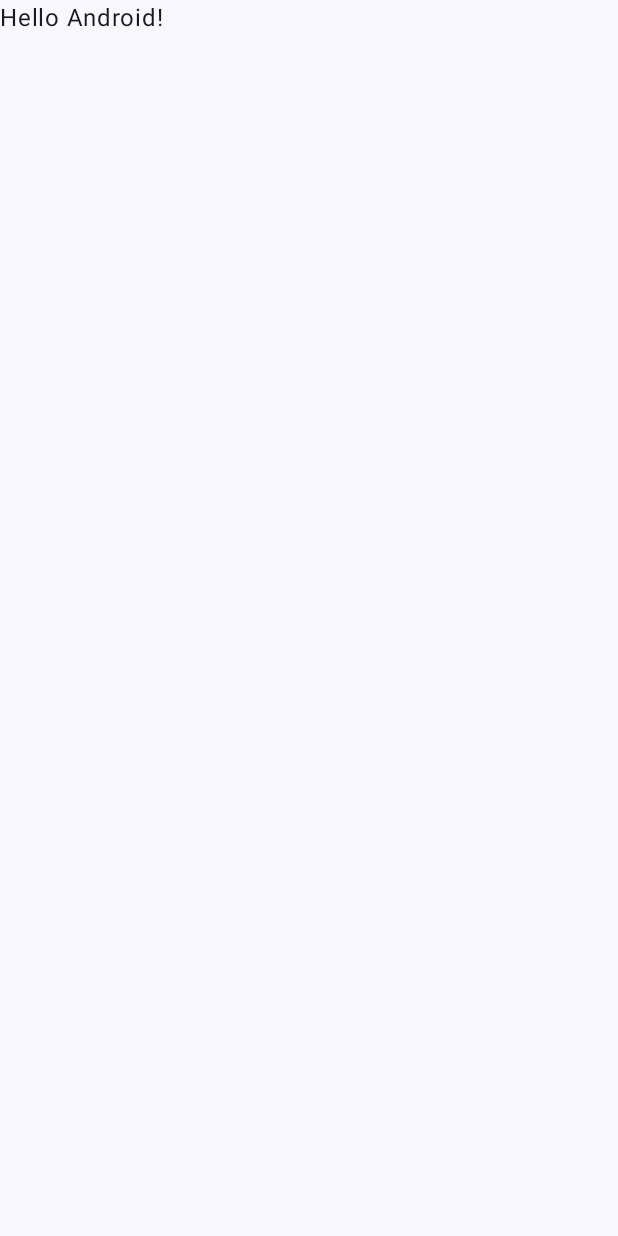
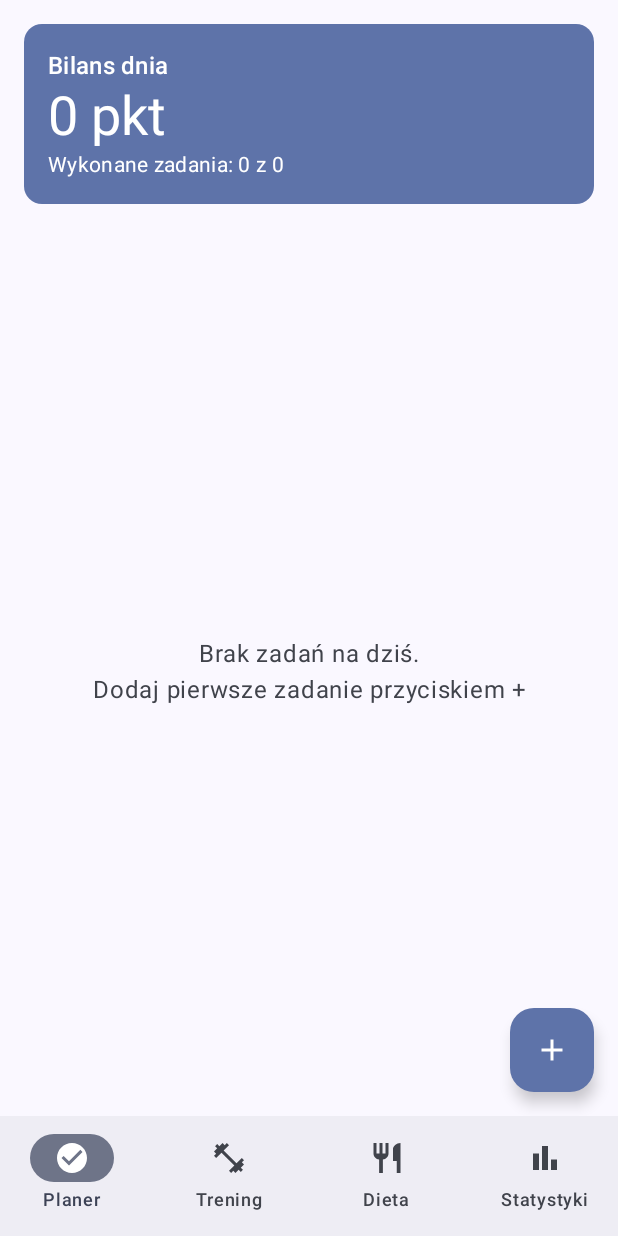
Before and after one commit to Dawiddek777/lifetracker, an Android app built with Jetpack Compose: the screen it shows after launch (MainActivity), on a phone screen of 412 x 824 dp. Before the commit the screen is almost empty. Run offline under Robolectric (Android 15) with nearby library versions, the phone set to English and light mode, and no system bars; our stand-ins replace Room's generated code.

Commit message:
Podstawy aplikacji

```diff
--- /dev/null
+++ b/app/src/main/java/com/example/lifetracker/AppDatabase.kt
@@ -0,0 +1,32 @@
+package com.example.lifetracker
+
+import android.content.Context
+import androidx.room.Database
+import androidx.room.Room
+import androidx.room.RoomDatabase
+
+// Główna klasa bazy. version = 1 (przy zmianie struktury tabel trzeba ją zwiększyć).
+@Database(entities = [TaskEntity::class], version = 1, exportSchema = false)
+abstract class AppDatabase : RoomDatabase() {
+
+    abstract fun taskDao(): TaskDao
+
+    // Singleton: w całej aplikacji istnieje tylko jedna instancja bazy
+    companion object {
+        @Volatile // zmiana widoczna od razu we wszystkich wątkach
+        private var INSTANCE: AppDatabase? = null
+
+        fun getDatabase(context: Context): AppDatabase {
+            // Jeśli baza już istnieje, zwracamy ją; jeśli nie, tworzymy (synchronized = bezpiecznie)
+            return INSTANCE ?: synchronized(this) {
+                val instance = Room.databaseBuilder(
+                    context.applicationContext,
+                    AppDatabase::class.java,
+                    "lifetracker_database" // nazwa pliku bazy w telefonie
+                ).build()
+                INSTANCE = instance
+                instance
+            }
+        }
+    }
+}
--- a/app/src/main/java/com/example/lifetracker/MainActivity.kt
+++ b/app/src/main/java/com/example/lifetracker/MainActivity.kt
@@ -4,14 +4,37 @@ import android.os.Bundle
 import androidx.activity.ComponentActivity
 import androidx.activity.compose.setContent
 import androidx.activity.enableEdgeToEdge
-import androidx.compose.foundation.layout.fillMaxSize
 import androidx.compose.foundation.layout.padding
+import androidx.compose.material.icons.Icons
+import androidx.compose.material.icons.filled.BarChart
+import androidx.compose.material.icons.filled.CheckCircle
+import androidx.compose.material.icons.filled.FitnessCenter
+import androidx.compose.material.icons.filled.Restaurant
+import androidx.compose.material3.Icon
+import androidx.compose.material3.NavigationBar
+import androidx.compose.material3.NavigationBarItem
 import androidx.compose.material3.Scaffold
 import androidx.compose.material3.Text
 import androidx.compose.runtime.Composable
+import androidx.compose.runtime.getValue
 import androidx.compose.ui.Modifier
-import androidx.compose.ui.tooling.preview.Preview
+import androidx.compose.ui.graphics.vector.ImageVector
+import androidx.navigation.NavGraph.Companion.findStartDestination
+import androidx.navigation.compose.NavHost
+import androidx.navigation.compose.composable
+import androidx.navigation.compose.currentBackStackEntryAsState
+import androidx.navigation.compose.rememberNavController
 import com.example.lifetracker.ui.theme.LifetrackerTheme
+
+// Opis jednej zakładki: adres (route), podpis i ikona
+data class Tab(val route: String, val label: String, val icon: ImageVector)
+
+val tabs = listOf(
+    Tab("planer", "Planer", Icons.Default.CheckCircle),
+    Tab("trening", "Trening", Icons.Default.FitnessCenter),
+    Tab("dieta", "Dieta", Icons.Default.Restaurant),
+    Tab("statystyki", "Statystyki", Icons.Default.BarChart)
+)
 
 class MainActivity : ComponentActivity() {
     override fun onCreate(savedInstanceState: Bundle?) {
@@ -19,29 +42,67 @@ class MainActivity : ComponentActivity() {
         enableEdgeToEdge()
         setContent {
             LifetrackerTheme {
-                Scaffold(modifier = Modifier.fillMaxSize()) { innerPadding ->
-                    Greeting(
-                        name = "Android",
-                        modifier = Modifier.padding(innerPadding)
-                    )
-                }
+                MainScreen()
             }
         }
     }
 }
 
 @Composable
-fun Greeting(name: String, modifier: Modifier = Modifier) {
-    Text(
-        text = "Hello $name!",
-        modifier = modifier
-    )
-}
+fun MainScreen() {
+    // NavController zarządza przechodzeniem między ekranami
+    val navController = rememberNavController()
+    val backStackEntry by navController.currentBackStackEntryAsState()
+    val currentRoute = backStackEntry?.destination?.route // aktualnie otwarta zakładka
 
-@Preview(showBackground = true)
-@Composable
-fun GreetingPreview() {
-    LifetrackerTheme {
-        Greeting("Android")
+    Scaffold(
+        bottomBar = {
+            NavigationBar {
+                tabs.forEach { tab ->
+                    NavigationBarItem(
+                        selected = currentRoute == tab.route,
+                        onClick = {
+                            navController.navigate(tab.route) {
+                                // wracamy do ekranu startowego, żeby stos nie rósł w nieskończoność
+                                popUpTo(navController.graph.findStartDestination().id) {
+                                    saveState = true
+                                }
+                                launchSingleTop = true // nie otwieraj drugi raz tego samego ekranu
+                                restoreState = true
+                            }
+                        },
+                        icon = { Icon(tab.icon, contentDescription = tab.label) },
+                        label = { Text(tab.label) }
+                    )
+                }
+            }
+        }
+    ) { innerPadding ->
+        // NavHost wyświetla ekran odpowiadający aktualnej trasie
+        NavHost(
+            navController = navController,
+            startDestination = "planer",
+            modifier = Modifier.padding(innerPadding)
+        ) {
+            composable("planer") { PlannerScreen() }
+            composable("trening") {
+                PlaceholderScreen(
+                    Icons.Default.FitnessCenter, "Trening",
+                    "Moduł treningowy – w przygotowaniu na Checkpoint 2"
+                )
+            }
+            composable("dieta") {
+                PlaceholderScreen(
+                    Icons.Default.Restaurant, "Dieta",
+                    "Moduł diety i nawodnienia – w przygotowaniu na Checkpoint 2"
+                )
+            }
+            composable("statystyki") {
+                PlaceholderScreen(
+                    Icons.Default.BarChart, "Statystyki",
+                    "Statystyki i system passy (Streaks) – w przygotowaniu na Checkpoint 2"
+                )
+            }
+        }
     }
 }
--- /dev/null
+++ b/app/src/main/java/com/example/lifetracker/PlannerScreen.kt
@@ -0,0 +1,270 @@
+package com.example.lifetracker
+
+import androidx.compose.foundation.layout.Arrangement
+import androidx.compose.foundation.layout.Box
+import androidx.compose.foundation.layout.Column
+import androidx.compose.foundation.layout.Row
+import androidx.compose.foundation.layout.Spacer
+import androidx.compose.foundation.layout.WindowInsets
+import androidx.compose.foundation.layout.fillMaxSize
+import androidx.compose.foundation.layout.fillMaxWidth
+import androidx.compose.foundation.layout.padding
+import androidx.compose.foundation.layout.size
+import androidx.compose.foundation.layout.width
+import androidx.compose.foundation.lazy.LazyColumn
+import androidx.compose.foundation.lazy.items
+import androidx.compose.foundation.shape.RoundedCornerShape
+import androidx.compose.material.icons.Icons
+import androidx.compose.material.icons.filled.Add
+import androidx.compose.material.icons.filled.AccessTime
+import androidx.compose.material.icons.filled.Delete
+import androidx.compose.material3.AlertDialog
+import androidx.compose.material3.Card
+import androidx.compose.material3.CardDefaults
+import androidx.compose.material3.Checkbox
+import androidx.compose.material3.FilterChip
+import androidx.compose.material3.FloatingActionButton
+import androidx.compose.material3.Icon
+import androidx.compose.material3.IconButton
+import androidx.compose.material3.MaterialTheme
+import androidx.compose.material3.OutlinedTextField
+import androidx.compose.material3.Scaffold
+import androidx.compose.material3.Surface
+import androidx.compose.material3.Text
+import androidx.compose.material3.TextButton
+import androidx.compose.runtime.Composable
+import androidx.compose.runtime.getValue
+import androidx.compose.runtime.collectAsState
+import androidx.compose.runtime.mutableIntStateOf
+import androidx.compose.runtime.mutableStateOf
+import androidx.compose.runtime.remember
+import androidx.compose.runtime.setValue
+import androidx.compose.ui.Alignment
+import androidx.compose.ui.Modifier
+import androidx.compose.ui.text.style.TextAlign
+import androidx.compose.ui.text.style.TextDecoration
+import androidx.compose.ui.unit.dp
+import androidx.lifecycle.viewmodel.compose.viewModel
+
+@Composable
+fun PlannerScreen(viewModel: TaskViewModel = viewModel()) {
+
+    // collectAsState: każda nowa lista z bazy (przez Flow) odświeża ekran automatycznie
+    val tasks by viewModel.tasks.collectAsState()
+
+    // Stan okna dialogowego: czy jest otwarte
+    var showDialog by remember { mutableStateOf(false) }
+
+    // Obliczenia na podstawie aktualnej listy. Przeliczają się przy każdej zmianie listy.
+    val completedTasks = tasks.filter { it.isCompleted }
+    val totalPoints = completedTasks.sumOf { it.points }
+
+    // Wewnętrzny Scaffold tylko po to, żeby dodać przycisk FAB na tym ekranie
+    Scaffold(
+        contentWindowInsets = WindowInsets(0, 0, 0, 0), // odstępy systemowe obsługuje zewnętrzny Scaffold
+        floatingActionButton = {
+            FloatingActionButton(onClick = { showDialog = true }) {
+                Icon(Icons.Default.Add, contentDescription = "Dodaj zadanie")
+            }
+        }
+    ) { padding ->
+        Column(
+            modifier = Modifier
+                .fillMaxSize()
+                .padding(padding)
+                .padding(horizontal = 16.dp)
+        ) {
+            Spacer(modifier = Modifier.size(16.dp))
+
+            // Górna karta: Bilans dnia
+            SummaryCard(
+                points = totalPoints,
+                done = completedTasks.size,
+                all = tasks.size
+            )
+
+            Spacer(modifier = Modifier.size(16.dp))
+
+            if (tasks.isEmpty()) {
+                // Pusta lista: komunikat na środku ekranu
+                Box(
+                    modifier = Modifier.fillMaxSize(),
+                    contentAlignment = Alignment.Center
+                ) {
+                    Text(
+                        text = "Brak zadań na dziś.\nDodaj pierwsze zadanie przyciskiem +",
+                        textAlign = TextAlign.Center,
+                        style = MaterialTheme.typography.bodyLarge,
+                        color = MaterialTheme.colorScheme.onSurfaceVariant
+                    )
+                }
+            } else {
+                // LazyColumn rysuje tylko widoczne elementy (wydajna lista)
+                LazyColumn(
+                    verticalArrangement = Arrangement.spacedBy(8.dp),
+                    contentPadding = androidx.compose.foundation.layout.PaddingValues(bottom = 88.dp) // miejsce na FAB
+                ) {
+                    // key = id pozwala Compose rozpoznać, który element się zmienił
+                    items(tasks, key = { it.id }) { task ->
+                        TaskCard(
+                            task = task,
+                            onToggle = { viewModel.toggleTask(task) },
+                            onDelete = { viewModel.deleteTask(task) }
+                        )
+                    }
+                }
+            }
+        }
+    }
+
+    // Dialog jest rysowany tylko, gdy showDialog == true
+    if (showDialog) {
+        AddTaskDialog(
+            onDismiss = { showDialog = false },
+            onConfirm = { title, time, points ->
+                viewModel.addTask(title, time, points)
+                showDialog = false
+            }
+        )
+    }
+}
+
+// Karta z podsumowaniem punktów i postępu
+@Composable
+fun SummaryCard(points: Int, done: Int, all: Int) {
+    Card(
+        modifier = Modifier.fillMaxWidth(),
+        colors = CardDefaults.cardColors(
+            containerColor = MaterialTheme.colorScheme.primaryContainer
+        )
+    ) {
+        Column(modifier = Modifier.padding(16.dp)) {
+            Text(
+                text = "Bilans dnia",
+                style = MaterialTheme.typography.titleMedium
+            )
+            Text(
+                text = "$points pkt",
+                style = MaterialTheme.typography.displaySmall
+            )
+            Text(
+                text = "Wykonane zadania: $done z $all",
+                style = MaterialTheme.typography.bodyMedium
+            )
+        }
+    }
+}
+
+// Karta pojedynczego zadania
+@Composable
+fun TaskCard(task: TaskEntity, onToggle: () -> Unit, onDelete: () -> Unit) {
+    Card(modifier = Modifier.fillMaxWidth()) {
+        Row(
+            modifier = Modifier
+                .fillMaxWidth()
+                .padding(8.dp),
+            verticalAlignment = Alignment.CenterVertically
+        ) {
+            // Kliknięcie wywołuje onToggle -> ViewModel -> update w bazie -> Flow -> odświeżenie ekranu
+            Checkbox(checked = task.isCompleted, onCheckedChange = { onToggle() })
+
+            Column(modifier = Modifier.weight(1f)) {
+                Text(
+                    text = task.title,
+                    style = MaterialTheme.typography.titleMedium,
+                    // Wykonane zadanie: przekreślone i wyszarzone
+                    textDecoration = if (task.isCompleted) TextDecoration.LineThrough else null,
+                    color = if (task.isCompleted)
+                        MaterialTheme.colorScheme.onSurfaceVariant
+                    else
+                        MaterialTheme.colorScheme.onSurface
+                )
+                // Godzinę pokazujemy tylko, jeśli została podana
+                if (task.time.isNotBlank()) {
+                    Row(verticalAlignment = Alignment.CenterVertically) {
+                        Icon(
+                            imageVector = Icons.Default.AccessTime,
+                            contentDescription = null,
+                            modifier = Modifier.size(16.dp),
+                            tint = MaterialTheme.colorScheme.onSurfaceVariant
+                        )
+                        Spacer(modifier = Modifier.width(4.dp))
+                        Text(
+                            text = task.time,
+                            style = MaterialTheme.typography.bodySmall,
+                            color = MaterialTheme.colorScheme.onSurfaceVariant
+                        )
+                    }
+                }
+            }
+
+            // Plakietka z punktami
+            Surface(
+                shape = RoundedCornerShape(50),
+                color = MaterialTheme.colorScheme.secondaryContainer
+            ) {
+                Text(
+                    text = "+${task.points} pkt",
+                    modifier = Modifier.padding(horizontal = 10.dp, vertical = 4.dp),
+                    style = MaterialTheme.typography.labelLarge
+                )
+            }
+
+            IconButton(onClick = onDelete) {
+                Icon(Icons.Default.Delete, contentDescription = "Usuń zadanie")
+            }
+        }
+    }
+}
+
+// Okno dialogowe dodawania zadania
+@Composable
+fun AddTaskDialog(onDismiss: () -> Unit, onConfirm: (String, String, Int) -> Unit) {
+    // Stan pól formularza zapamiętywany podczas wyświetlania dialogu
+    var title by remember { mutableStateOf("") }
+    var time by remember { mutableStateOf("") }
+    var points by remember { mutableIntStateOf(10) }
+
+    AlertDialog(
+        onDismissRequest = onDismiss,
+        title = { Text("Nowe zadanie") },
+        text = {
+            Column(verticalArrangement = Arrangement.spacedBy(8.dp)) {
+                OutlinedTextField(
+                    value = title,
+                    onValueChange = { title = it },
+                    label = { Text("Nazwa zadania") },
+                    singleLine = true
+                )
+                OutlinedTextField(
+                    value = time,
+                    onValueChange = { time = it },
+                    label = { Text("Godzina (opcjonalnie, np. 18:00)") },
+                    singleLine = true
+                )
+                Text("Punkty:", style = MaterialTheme.typography.labelLarge)
+                // Trzy chipy do wyboru liczby punktów
+                Row(horizontalArrangement = Arrangement.spacedBy(8.dp)) {
+                    listOf(10, 20, 50).forEach { value ->
+                        FilterChip(
+                            selected = points == value,
+                            onClick = { points = value },
+                            label = { Text("$value pkt") }
+                        )
+                    }
+                }
+            }
+        },
+        confirmButton = {
+            TextButton(
+                onClick = { onConfirm(title, time, points) },
+                enabled = title.isNotBlank() // pusty tytuł = przycisk nieaktywny
+            ) {
+                Text("Zapisz")
+            }
+        },
+        dismissButton = {
+            TextButton(onClick = onDismiss) { Text("Anuluj") }
+        }
+    )
+}
--- /dev/null
+++ b/app/src/main/java/com/example/lifetracker/TaskDao.kt
@@ -0,0 +1,29 @@
+package com.example.lifetracker
+
+import androidx.room.Dao
+import androidx.room.Delete
+import androidx.room.Insert
+import androidx.room.Query
+import androidx.room.Update
+import kotlinx.coroutines.flow.Flow
+
+// DAO = interfejs z operacjami na bazie. Room sam generuje jego implementację.
+@Dao
+interface TaskDao {
+
+    // Zwraca Flow: za każdym razem, gdy tabela się zmieni,
+    // Room automatycznie wysyła nową listę do wszystkich, którzy ją obserwują.
+    @Query("SELECT * FROM tasks ORDER BY id ASC")
+    fun getAllTasks(): Flow<List<TaskEntity>>
+
+    // suspend = wykonywane w tle (coroutine), nie blokuje interfejsu
+    @Insert
+    suspend fun insert(task: TaskEntity)
+
+    // Aktualizuje wiersz o takim samym id (używamy do zmiany isCompleted)
+    @Update
+    suspend fun update(task: TaskEntity)
+
+    @Delete
+    suspend fun delete(task: TaskEntity)
+}
--- /dev/null
+++ b/app/src/main/java/com/example/lifetracker/TaskViewModel.kt
@@ -0,0 +1,44 @@
+package com.example.lifetracker
+
+import android.app.Application
+import androidx.lifecycle.AndroidViewModel
+import androidx.lifecycle.viewModelScope
+import kotlinx.coroutines.flow.SharingStarted
+import kotlinx.coroutines.flow.StateFlow
+import kotlinx.coroutines.flow.stateIn
+import kotlinx.coroutines.launch
+
+// AndroidViewModel daje dostęp do Application (a więc do kontekstu potrzebnego bazie)
+class TaskViewModel(application: Application) : AndroidViewModel(application) {
+
+    private val dao = AppDatabase.getDatabase(application).taskDao()
+
+    // Zamieniamy Flow z bazy na StateFlow, który Compose potrafi obserwować.
+    // Początkowa wartość to pusta lista, dopóki baza nie zwróci danych.
+    val tasks: StateFlow<List<TaskEntity>> = dao.getAllTasks()
+        .stateIn(
+            scope = viewModelScope,
+            started = SharingStarted.WhileSubscribed(5000),
+            initialValue = emptyList()
+        )
+
+    // viewModelScope.launch = uruchomienie operacji bazy w tle
+    fun addTask(title: String, time: String, points: Int) {
+        viewModelScope.launch {
+            dao.insert(TaskEntity(title = title.trim(), time = time.trim(), points = points))
+        }
+    }
+
+    // copy() tworzy kopię zadania ze zmienionym polem isCompleted
+    fun toggleTask(task: TaskEntity) {
+        viewModelScope.launch {
+            dao.update(task.copy(isCompleted = !task.isCompleted))
+        }
+    }
+
+    fun deleteTask(task: TaskEntity) {
+        viewModelScope.launch {
+            dao.delete(task)
+        }
+    }
+}
--- a/build.gradle.kts
+++ b/build.gradle.kts
@@ -2,4 +2,5 @@
 plugins {
     alias(libs.plugins.android.application) apply false
     alias(libs.plugins.kotlin.compose) apply false
+    id("com.google.devtools.ksp") version "2.2.10-2.0.2" apply false
 }
--- a/gradle.properties
+++ b/gradle.properties
@@ -17,3 +17,5 @@ org.gradle.jvmargs=-Xmx2048m -Dfile.encoding=UTF-8
 org.gradle.configuration-cache=true
 # Kotlin code style for this project: "official" or "obsolete":
 kotlin.code.style=official
+#Do odpalenia wtyczni KSP na motoroli
+android.disallowKotlinSourceSets=false
```
Also changed, not shown: app/build.gradle.kts (+12 -0 lines), app/src/main/java/com/example/lifetracker/PlaceHolderScreens.kt (added, +56 -0 lines), app/src/main/java/com/example/lifetracker/TaskEntity.kt (added, +15 -0 lines).
